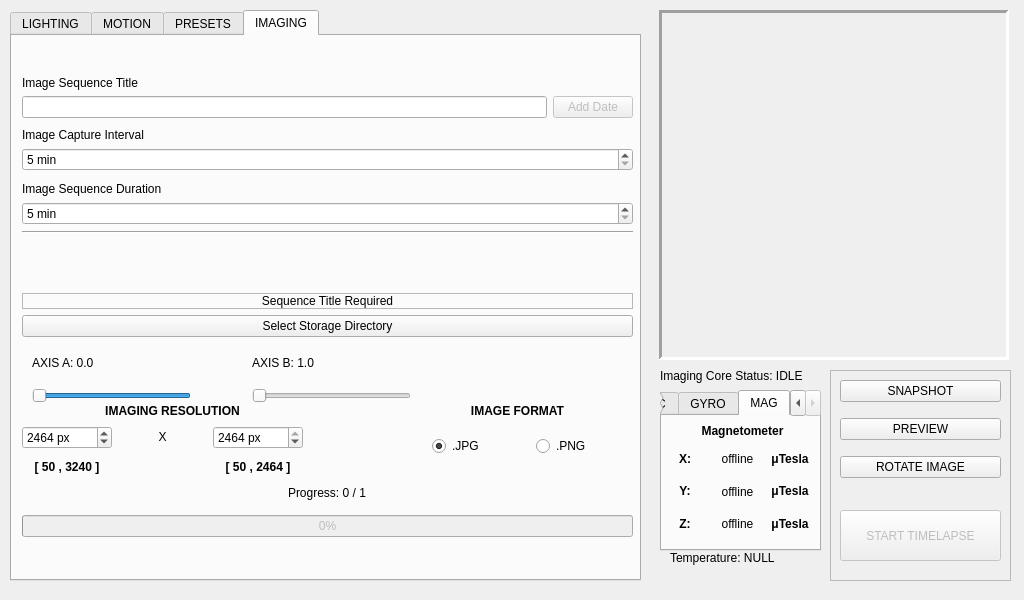
First picture: the form in _ui/Clinostat.ui, repository CoCl-Jerry/SciSpin_Max_Dev, before the edit.
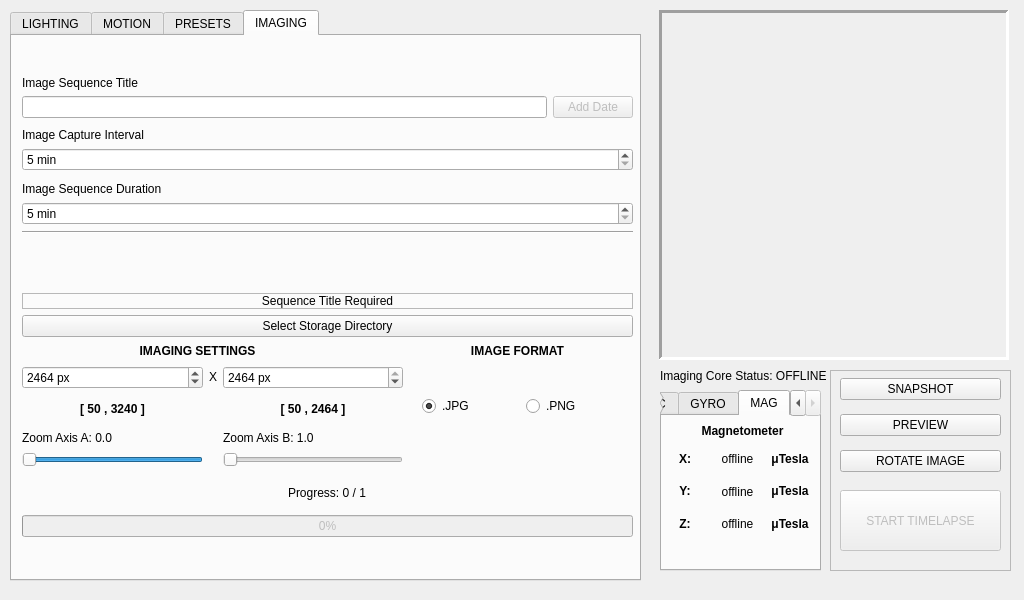
Second picture: the form after the edit. The open tabs and pages were chosen to show the change. Icons and pictures are not drawn.

```diff
--- a/_ui/Clinostat.ui
+++ b/_ui/Clinostat.ui
@@ -65,7 +65,7 @@
      </rect>
     </property>
     <property name="currentIndex">
-     <number>1</number>
+     <number>3</number>
     </property>
     <widget class="QWidget" name="Lighting_tab">
      <attribute name="title">
@@ -1239,21 +1239,21 @@
      <widget class="QLabel" name="resolution_label">
       <property name="geometry">
        <rect>
-        <x>45</x>
-        <y>360</y>
+        <x>70</x>
+        <y>300</y>
         <width>231</width>
         <height>31</height>
        </rect>
       </property>
       <property name="text">
-       <string>&lt;html&gt;&lt;head/&gt;&lt;body&gt;&lt;p align=&quot;center&quot;&gt;&lt;span style=&quot; font-weight:600;&quot;&gt;IMAGING RESOLUTION&lt;/span&gt;&lt;/p&gt;&lt;/body&gt;&lt;/html&gt;</string>
+       <string>&lt;html&gt;&lt;head/&gt;&lt;body&gt;&lt;p align=&quot;center&quot;&gt;&lt;span style=&quot; font-weight:600;&quot;&gt;IMAGING SETTINGS&lt;/span&gt;&lt;/p&gt;&lt;/body&gt;&lt;/html&gt;</string>
       </property>
      </widget>
      <widget class="QWidget" name="horizontalLayoutWidget_6">
       <property name="geometry">
        <rect>
-        <x>420</x>
-        <y>380</y>
+        <x>410</x>
+        <y>340</y>
         <width>201</width>
         <height>61</height>
        </rect>
@@ -1282,7 +1282,7 @@
       <property name="geometry">
        <rect>
         <x>390</x>
-        <y>360</y>
+        <y>300</y>
         <width>231</width>
         <height>31</height>
        </rect>
@@ -1295,19 +1295,12 @@
       <property name="geometry">
        <rect>
         <x>10</x>
-        <y>390</y>
-        <width>281</width>
-        <height>54</height>
+        <y>330</y>
+        <width>381</width>
+        <height>101</height>
        </rect>
       </property>
       <layout class="QGridLayout" name="gridLayout_2">
-       <item row="0" column="1">
-        <widget class="QLabel" name="CoreCtr_label_5">
-         <property name="text">
-          <string>&lt;html&gt;&lt;head/&gt;&lt;body&gt;&lt;p align=&quot;center&quot;&gt;X&lt;/p&gt;&lt;/body&gt;&lt;/html&gt;</string>
-         </property>
-        </widget>
-       </item>
        <item row="0" column="0">
         <widget class="QSpinBox" name="x_resolution_spinBox">
          <property name="suffix">
@@ -1324,22 +1317,6 @@
          </property>
         </widget>
        </item>
-       <item row="0" column="2">
-        <widget class="QSpinBox" name="y_resolution_spinBox">
-         <property name="suffix">
-          <string> px</string>
-         </property>
-         <property name="minimum">
-          <number>50</number>
-         </property>
-         <property name="maximum">
-          <number>2464</number>
-         </property>
-         <property name="value">
-          <number>2464</number>
-         </property>
-        </widget>
-       </item>
        <item row="1" column="0">
         <widget class="QLabel" name="label_2">
          <property name="text">
@@ -1357,27 +1334,24 @@
          </property>
         </widget>
        </item>
-       <item row="1" column="2">
-        <widget class="QLabel" name="label_3">
-         <property name="text">
-          <string>&lt;html&gt;&lt;head/&gt;&lt;body&gt;&lt;p align=&quot;center&quot;&gt;&lt;span style=&quot; font-weight:600; color:#000000;&quot;&gt;[ 50 , 2464 ]&lt;/span&gt;&lt;/p&gt;&lt;/body&gt;&lt;/html&gt;</string>
+       <item row="0" column="2">
+        <widget class="QSpinBox" name="y_resolution_spinBox">
+         <property name="suffix">
+          <string> px</string>
          </property>
-         <property name="alignment">
-          <set>Qt::AlignCenter</set>
+         <property name="minimum">
+          <number>50</number>
+         </property>
+         <property name="maximum">
+          <number>2464</number>
+         </property>
+         <property name="value">
+          <number>2464</number>
          </property>
         </widget>
        </item>
-      </layout>
-     </widget>
+       <item row="3" column="0">
      <widget class="QSlider" name="yAxis_horizontalSlider">
-      <property name="geometry">
-       <rect>
-        <x>20</x>
-        <y>350</y>
-        <width>159</width>
-        <height>19</height>
-       </rect>
-      </property>
       <property name="minimum">
        <number>1</number>
       </property>
@@ -1400,15 +1374,19 @@
        <enum>QSlider::NoTicks</enum>
       </property>
      </widget>
+       </item>
+       <item row="1" column="2">
+        <widget class="QLabel" name="label_3">
+         <property name="text">
+          <string>&lt;html&gt;&lt;head/&gt;&lt;body&gt;&lt;p align=&quot;center&quot;&gt;&lt;span style=&quot; font-weight:600; color:#000000;&quot;&gt;[ 50 , 2464 ]&lt;/span&gt;&lt;/p&gt;&lt;/body&gt;&lt;/html&gt;</string>
+         </property>
+         <property name="alignment">
+          <set>Qt::AlignCenter</set>
+         </property>
+        </widget>
+       </item>
+       <item row="3" column="2">
      <widget class="QSlider" name="xAxis_horizontalSlider">
-      <property name="geometry">
-       <rect>
-        <x>240</x>
-        <y>350</y>
-        <width>159</width>
-        <height>19</height>
-       </rect>
-      </property>
       <property name="maximum">
        <number>100</number>
       </property>
@@ -1419,31 +1397,29 @@
        <enum>QSlider::NoTicks</enum>
       </property>
      </widget>
+       </item>
+       <item row="0" column="1">
+        <widget class="QLabel" name="CoreCtr_label_5">
+         <property name="text">
+          <string>&lt;html&gt;&lt;head/&gt;&lt;body&gt;&lt;p align=&quot;center&quot;&gt;X&lt;/p&gt;&lt;/body&gt;&lt;/html&gt;</string>
+         </property>
+        </widget>
+       </item>
+       <item row="2" column="2">
      <widget class="QLabel" name="yAxis_label">
-      <property name="geometry">
-       <rect>
-        <x>240</x>
-        <y>320</y>
-        <width>159</width>
-        <height>13</height>
-       </rect>
-      </property>
       <property name="text">
-       <string>AXIS B: 1.0</string>
-      </property>
-     </widget>
+          <string>Zoom Axis B: 1.0</string>
+         </property>
+        </widget>
+       </item>
+       <item row="2" column="0">
      <widget class="QLabel" name="xAxis_label">
-      <property name="geometry">
-       <rect>
-        <x>20</x>
-        <y>320</y>
-        <width>159</width>
-        <height>13</height>
-       </rect>
-      </property>
       <property name="text">
-       <string>AXIS A: 0.0</string>
-      </property>
+          <string>Zoom Axis A: 0.0</string>
+         </property>
+        </widget>
+       </item>
+      </layout>
      </widget>
     </widget>
    </widget>
@@ -1453,11 +1429,11 @@
       <x>660</x>
       <y>390</y>
       <width>161</width>
-      <height>161</height>
+      <height>181</height>
      </rect>
     </property>
     <property name="currentIndex">
-     <number>0</number>
+     <number>2</number>
     </property>
     <widget class="QWidget" name="ACC_tab">
      <attribute name="title">
@@ -1866,7 +1842,7 @@
      </rect>
     </property>
     <property name="text">
-     <string>Imaging Core Status: IDLE</string>
+     <string>Imaging Core Status: OFFLINE</string>
     </property>
    </widget>
    <widget class="QFrame" name="Capture_frame">
@@ -1878,7 +1854,7 @@
       <x>830</x>
       <y>370</y>
       <width>181</width>
-      <height>211</height>
+      <height>201</height>
      </rect>
     </property>
     <property name="frameShape">
@@ -1893,7 +1869,7 @@
        <x>10</x>
        <y>0</y>
        <width>161</width>
-       <height>121</height>
+       <height>111</height>
       </rect>
      </property>
      <layout class="QVBoxLayout" name="verticalLayout_17">
@@ -1933,9 +1909,9 @@
      <property name="geometry">
       <rect>
        <x>10</x>
-       <y>140</y>
+       <y>120</y>
        <width>161</width>
-       <height>51</height>
+       <height>61</height>
       </rect>
      </property>
      <property name="toolTip">
@@ -1946,19 +1922,6 @@
      </property>
     </widget>
    </widget>
-   <widget class="QLabel" name="temp_label">
-    <property name="geometry">
-     <rect>
-      <x>670</x>
-      <y>550</y>
-      <width>121</width>
-      <height>16</height>
-     </rect>
-    </property>
-    <property name="text">
-     <string>Temperature: NULL</string>
-    </property>
-   </widget>
   </widget>
   <action name="actionOpen_Directory">
    <property name="enabled">
```
Lines whose indentation alone changed are shown as unchanged.
